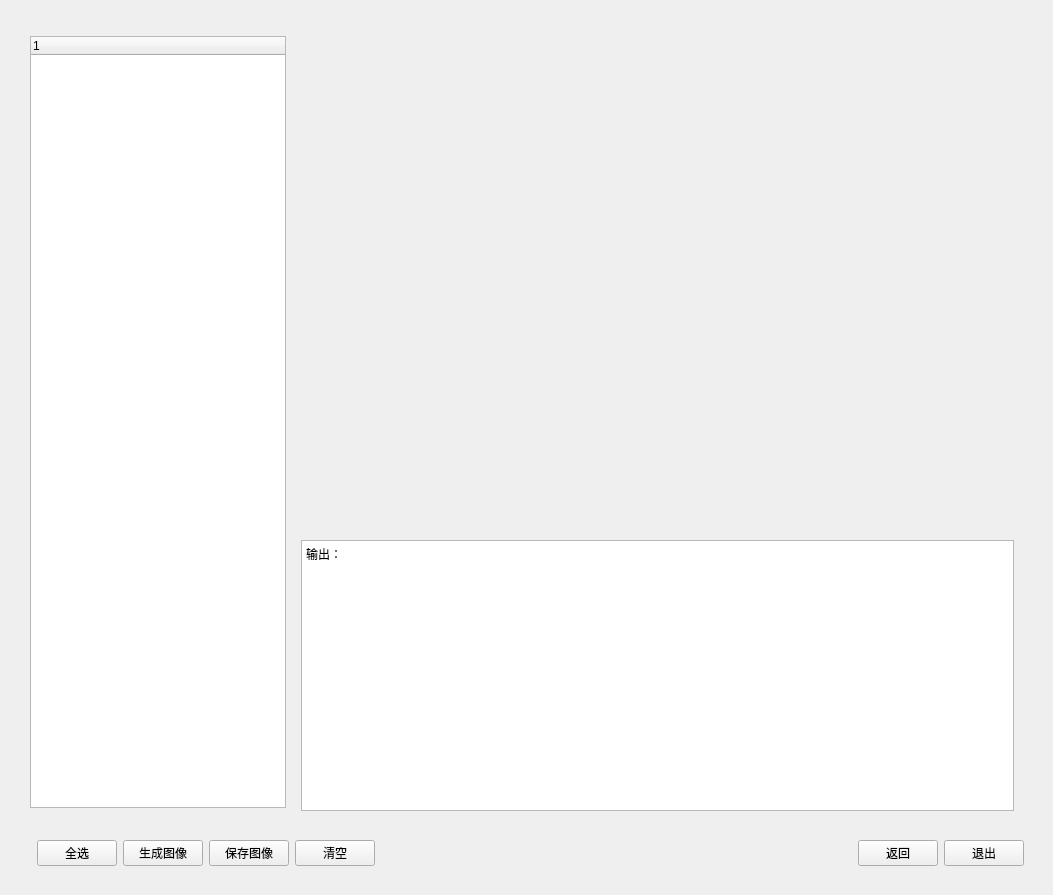
The window that firstwidget.ui (24-24i/Trojan_Detection) describes before a commit, drawn with Qt 5.
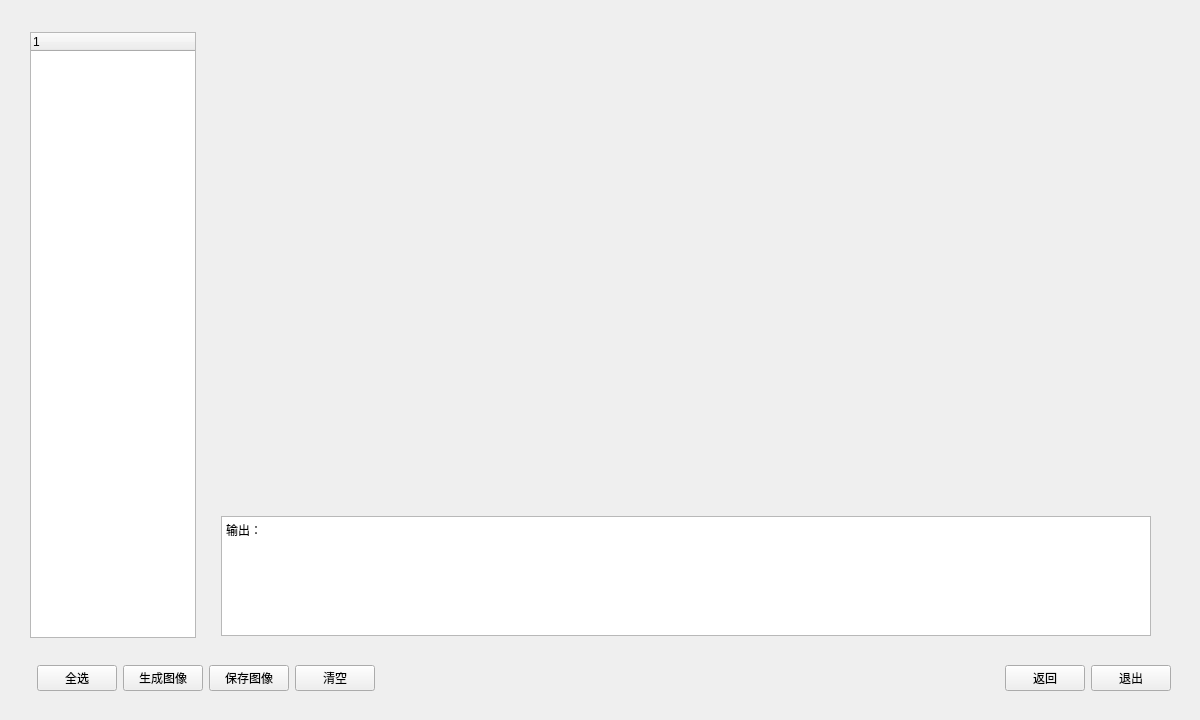
The same window after the commit.

Commit message: keyword highlight; modify ui

Diff of the .ui file:
```diff
--- a/firstwidget.ui
+++ b/firstwidget.ui
@@ -6,8 +6,8 @@
    <rect>
     <x>0</x>
     <y>0</y>
-    <width>1053</width>
-    <height>895</height>
+    <width>1200</width>
+    <height>712</height>
    </rect>
   </property>
   <property name="windowTitle">
@@ -209,12 +209,18 @@
           <property name="bottomMargin">
            <number>5</number>
           </property>
-          <item alignment="Qt::AlignLeft">
+          <item>
            <widget class="QTreeWidget" name="treeWidget">
+            <property name="minimumSize">
+             <size>
+              <width>0</width>
+              <height>606</height>
+             </size>
+            </property>
             <property name="maximumSize">
              <size>
               <width>256</width>
-              <height>772</height>
+              <height>606</height>
              </size>
             </property>
             <property name="lineWidth">
@@ -229,6 +235,12 @@
           </item>
           <item>
            <widget class="QWidget" name="widget_4" native="true">
+            <property name="minimumSize">
+             <size>
+              <width>0</width>
+              <height>620</height>
+             </size>
+            </property>
             <layout class="QVBoxLayout" name="verticalLayout_2">
              <property name="spacing">
               <number>6</number>
@@ -239,21 +251,48 @@
              <property name="topMargin">
               <number>9</number>
              </property>
-             <item>
+             <item alignment="Qt::AlignHCenter|Qt::AlignTop">
               <widget class="QLabel" name="label">
                <property name="minimumSize">
                 <size>
-                 <width>0</width>
-                 <height>500</height>
+                 <width>950</width>
+                 <height>480</height>
+                </size>
+               </property>
+               <property name="maximumSize">
+                <size>
+                 <width>950</width>
+                 <height>480</height>
                 </size>
                </property>
                <property name="text">
                 <string/>
                </property>
+               <property name="textFormat">
+                <enum>Qt::PlainText</enum>
+               </property>
+               <property name="alignment">
+                <set>Qt::AlignLeading|Qt::AlignLeft|Qt::AlignVCenter</set>
+               </property>
+               <property name="margin">
+                <number>0</number>
+               </property>
               </widget>
              </item>
-             <item>
+             <item alignment="Qt::AlignHCenter|Qt::AlignBottom">
               <widget class="QTextEdit" name="textEdit">
+               <property name="minimumSize">
+                <size>
+                 <width>930</width>
+                 <height>120</height>
+                </size>
+               </property>
+               <property name="maximumSize">
+                <size>
+                 <width>930</width>
+                 <height>120</height>
+                </size>
+               </property>
                <property name="html">
                 <string>&lt;!DOCTYPE HTML PUBLIC &quot;-//W3C//DTD HTML 4.0//EN&quot; &quot;http://www.w3.org/TR/REC-html40/strict.dtd&quot;&gt;
 &lt;html&gt;&lt;head&gt;&lt;meta name=&quot;qrichtext&quot; content=&quot;1&quot; /&gt;&lt;meta charset=&quot;utf-8&quot; /&gt;&lt;style type=&quot;text/css&quot;&gt;
```
The commit also changes 5 other files.
